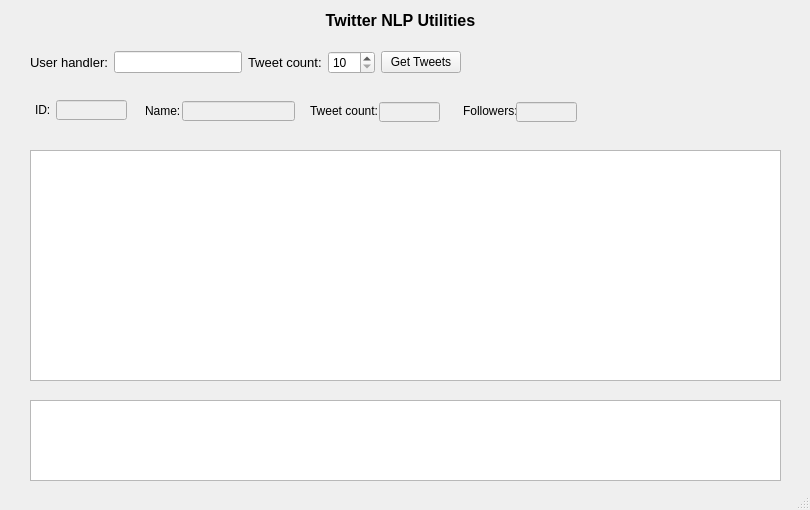
Qt form gui_test/get_tweets.ui (steincastillo/twitter-NLP) before a commit.
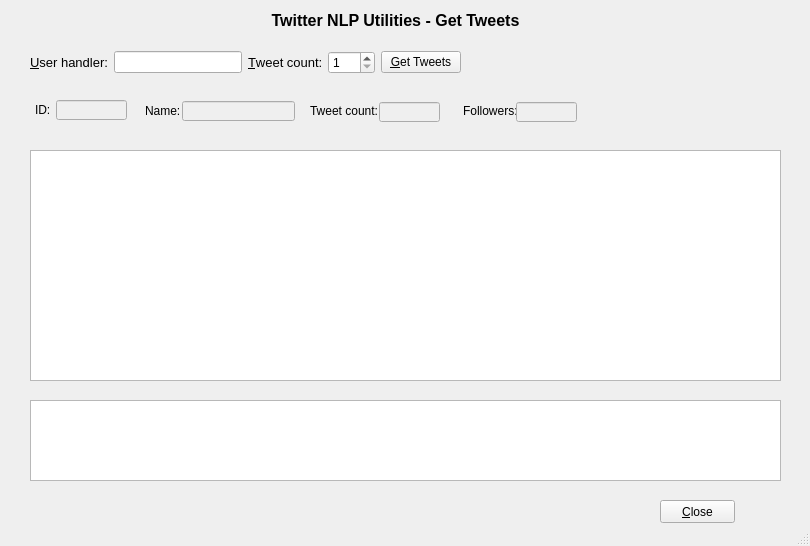
The same form after that commit.

Commit message: Added color display and GUI shortcuts

Patch:
```diff
--- a/gui_test/get_tweets.ui
+++ b/gui_test/get_tweets.ui
@@ -7,7 +7,7 @@
     <x>0</x>
     <y>0</y>
     <width>810</width>
-    <height>510</height>
+    <height>546</height>
    </rect>
   </property>
   <property name="font">
@@ -23,9 +23,9 @@
    <widget class="QLabel" name="label">
     <property name="geometry">
      <rect>
-      <x>300</x>
+      <x>220</x>
       <y>10</y>
-      <width>201</width>
+      <width>351</width>
       <height>21</height>
      </rect>
     </property>
@@ -37,7 +37,7 @@
      </font>
     </property>
     <property name="text">
-     <string>Twitter NLP Utilities</string>
+     <string>Twitter NLP Utilities - Get Tweets</string>
     </property>
     <property name="alignment">
      <set>Qt::AlignCenter</set>
@@ -167,6 +167,19 @@
      </rect>
     </property>
    </widget>
+   <widget class="QPushButton" name="bClose">
+    <property name="geometry">
+     <rect>
+      <x>660</x>
+      <y>500</y>
+      <width>75</width>
+      <height>23</height>
+     </rect>
+    </property>
+    <property name="text">
+     <string>&amp;Close</string>
+    </property>
+   </widget>
    <widget class="QWidget" name="">
     <property name="geometry">
      <rect>
@@ -187,7 +200,10 @@
         </font>
        </property>
        <property name="text">
-        <string>User handler:</string>
+        <string>&amp;User handler:</string>
+       </property>
+       <property name="buddy">
+        <cstring>user</cstring>
        </property>
       </widget>
      </item>
@@ -209,7 +225,10 @@
         </font>
        </property>
        <property name="text">
-        <string>Tweet count:</string>
+        <string>&amp;Tweet count:</string>
+       </property>
+       <property name="buddy">
+        <cstring>tweetCount</cstring>
        </property>
       </widget>
      </item>
@@ -219,7 +238,7 @@
         <number>0</number>
        </property>
        <property name="minimum">
-        <double>10.000000000000000</double>
+        <double>1.000000000000000</double>
        </property>
        <property name="maximum">
         <double>200.000000000000000</double>
@@ -229,7 +248,7 @@
      <item>
       <widget class="QPushButton" name="getTweets">
        <property name="text">
-        <string>Get Tweets</string>
+        <string>&amp;Get Tweets</string>
        </property>
       </widget>
      </item>
```
Left out of the diff: 32 changed lines with no effect on the pictures. The commit also changes 1 other file.
